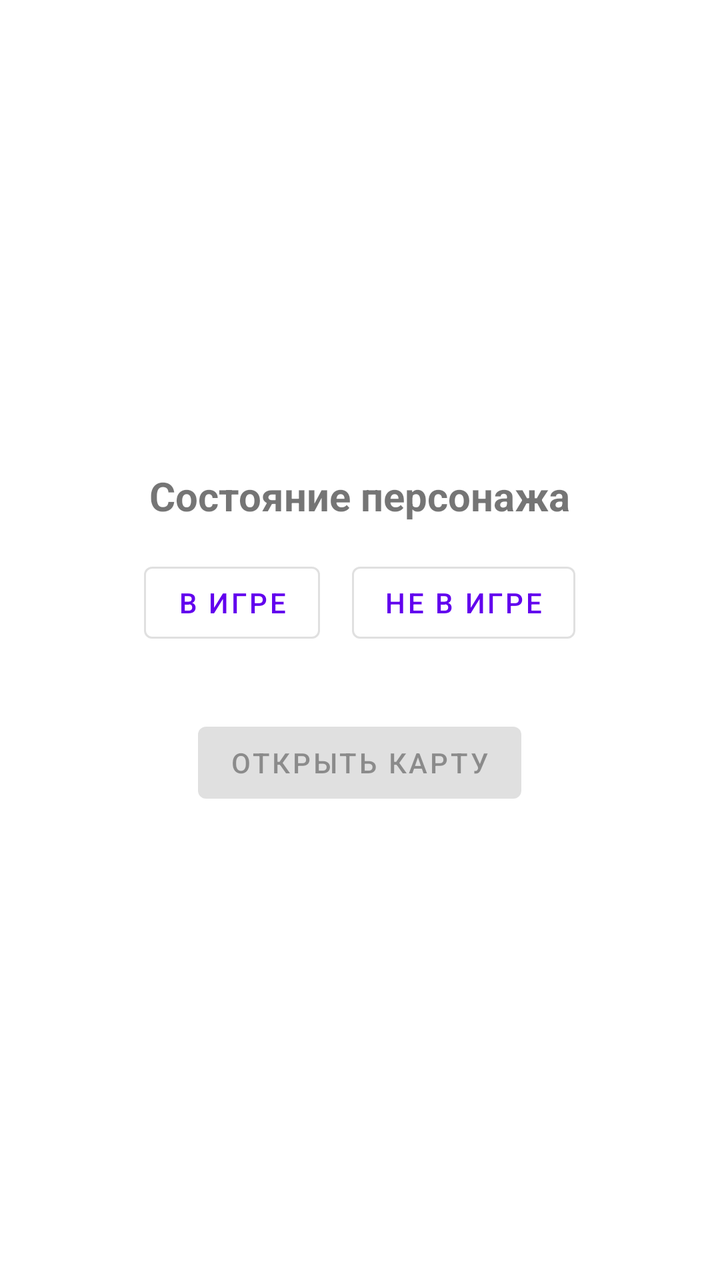
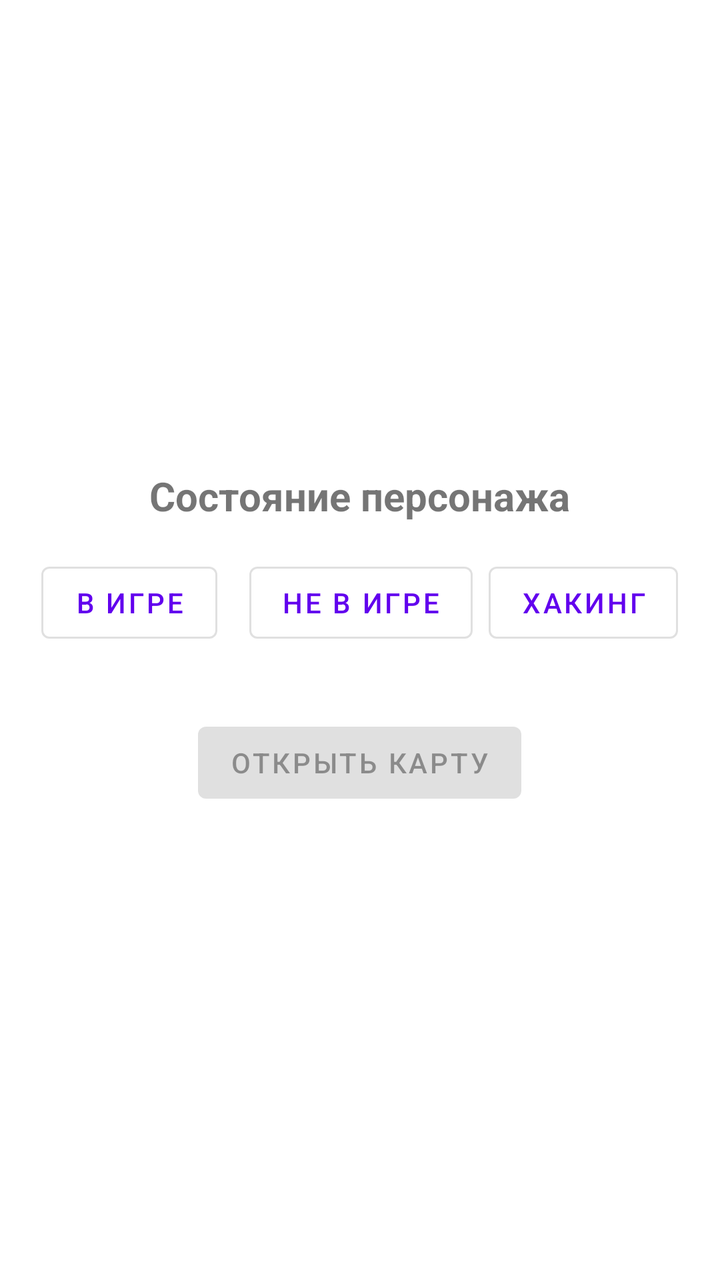

An Android layout rendered at two revisions. The XML below is the earlier revision; the diff shows what the commit changed to produce the second picture.
<!-- AndroidManifest.xml: application theme Theme.Shift -->
<!-- res/layout/activity_main.xml -->
<?xml version="1.0" encoding="utf-8"?>
<LinearLayout xmlns:android="http://schemas.android.com/apk/res/android"
    android:layout_width="match_parent"
    android:layout_height="match_parent"
    android:orientation="vertical"
    android:padding="16dp"
    android:gravity="center">

    <TextView
        android:layout_width="wrap_content"
        android:layout_height="wrap_content"
        android:text="Состояние персонажа"
        android:textSize="20sp"
        android:textStyle="bold"
        android:layout_marginBottom="16dp"/>

    <LinearLayout
        android:layout_width="match_parent"
        android:layout_height="wrap_content"
        android:orientation="horizontal"
        android:gravity="center"
        android:layout_marginBottom="32dp">

        <Button
            android:id="@+id/btnInGame"
            android:layout_width="wrap_content"
            android:layout_height="wrap_content"
            android:text="В игре"
            android:layout_marginEnd="8dp"
            style="@style/Widget.MaterialComponents.Button.OutlinedButton"/>

        <Button
            android:id="@+id/btnOutOfGame"
            android:layout_width="wrap_content"
            android:layout_height="wrap_content"
            android:text="Не в игре"
            android:layout_marginStart="8dp"
            style="@style/Widget.MaterialComponents.Button.OutlinedButton"/>

    </LinearLayout>

    <Button
        android:id="@+id/btnOpenMap"
        android:layout_width="wrap_content"
        android:layout_height="wrap_content"
        android:text="Открыть карту"
        android:enabled="false"/>

</LinearLayout>
<!-- resources referenced by this layout -->
<resources>
  <style name="Theme.Shift" parent="Theme.MaterialComponents.DayNight.DarkActionBar">
          
          <item name="colorPrimary">@color/purple_500</item>
          <item name="colorPrimaryVariant">@color/purple_700</item>
          <item name="colorOnPrimary">@color/white</item>
          
          <item name="colorSecondary">@color/teal_200</item>
          <item name="colorSecondaryVariant">@color/teal_700</item>
          <item name="colorOnSecondary">@color/black</item>
          
          <item name="android:statusBarColor">?attr/colorPrimaryVariant</item>
          
      </style>
  <color name="purple_500">#FF6200EE</color>
  <color name="purple_700">#FF3700B3</color>
  <color name="white">#FFFFFFFF</color>
  <color name="teal_200">#FF03DAC5</color>
  <color name="teal_700">#FF018786</color>
  <color name="black">#FF000000</color>
</resources>

<!-- the commit's change to res/layout/activity_main.xml (unified diff, before → after) -->
@@ -37,6 +37,14 @@
             android:layout_marginStart="8dp"
             style="@style/Widget.MaterialComponents.Button.OutlinedButton"/>
 
+        <Button
+            android:id="@+id/btnNeoHacking"
+            android:layout_width="wrap_content"
+            android:layout_height="wrap_content"
+            android:text="Хакинг"
+            android:layout_marginStart="8dp"
+            style="@style/Widget.MaterialComponents.Button.OutlinedButton"/>
+
     </LinearLayout>
 
     <Button
<!-- resource entries referenced after the edit -->
@@ -1,6 +1,6 @@
 <!-- resources referenced by this layout -->
 <resources>
-  <style name="Theme.Shift" parent="Theme.MaterialComponents.DayNight.DarkActionBar">
+  <style name="Theme.Shift" parent="Theme.MaterialComponents.DayNight.NoActionBar">
           
           <item name="colorPrimary">@color/purple_500</item>
           <item name="colorPrimaryVariant">@color/purple_700</item>
